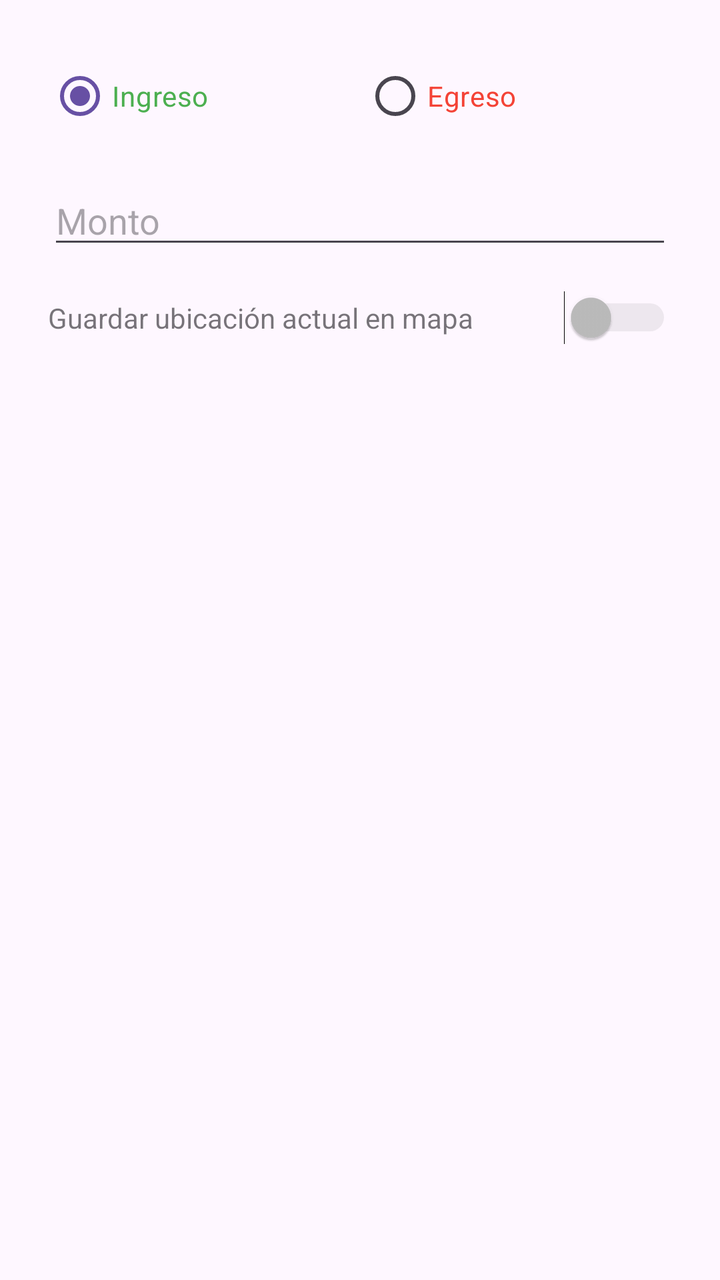
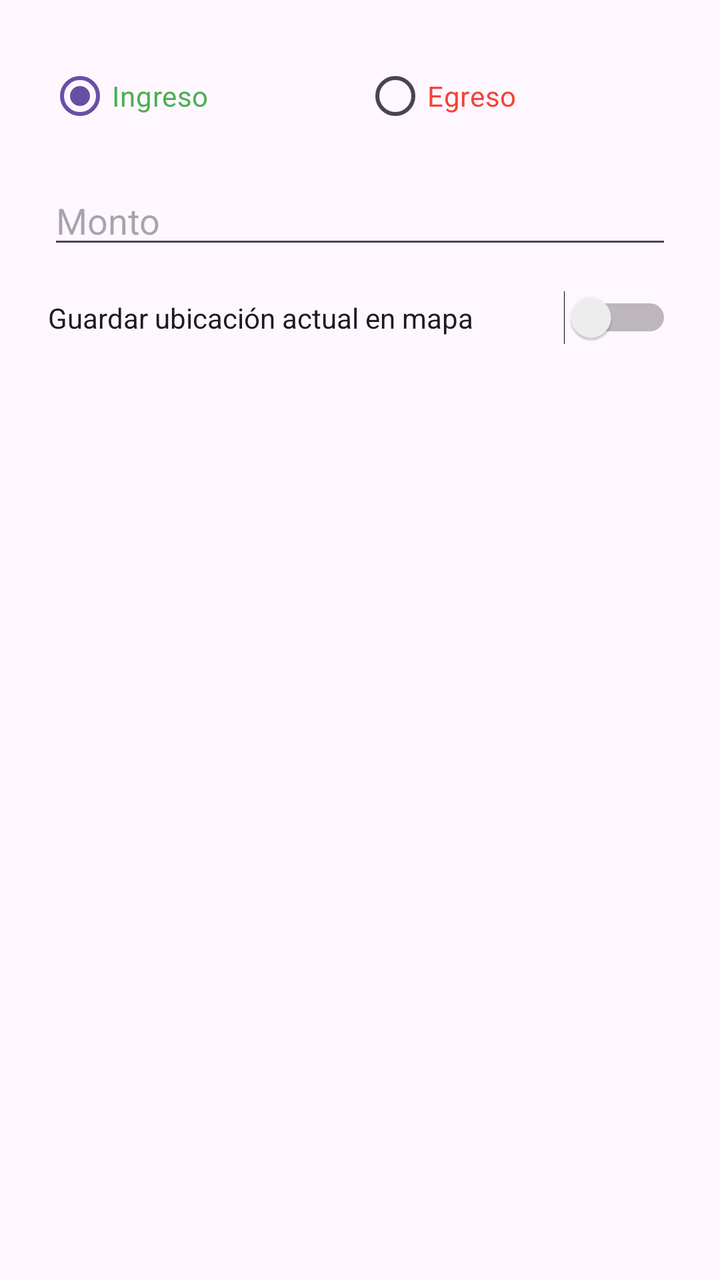

Before-and-after screenshots of an Android layout around one commit, followed by the original layout XML and the change that was made.
<!-- AndroidManifest.xml: application theme Theme.LocalCash -->
<!-- res/layout/dialog_agregar_movimiento.xml -->
<?xml version="1.0" encoding="utf-8"?>
<LinearLayout xmlns:android="http://schemas.android.com/apk/res/android"
    android:layout_width="match_parent"
    android:layout_height="wrap_content"
    android:orientation="vertical"
    android:padding="24dp">

    <RadioGroup
        android:id="@+id/rgTipoMovimiento"
        android:layout_width="match_parent"
        android:layout_height="wrap_content"
        android:orientation="horizontal"
        android:layout_marginBottom="16dp">

        <RadioButton
            android:id="@+id/rbIngreso"
            android:layout_width="wrap_content"
            android:layout_height="wrap_content"
            android:layout_weight="1"
            android:text="Ingreso"
            android:checked="true"
            android:textColor="#4CAF50"/>

        <RadioButton
            android:id="@+id/rbEgreso"
            android:layout_width="wrap_content"
            android:layout_height="wrap_content"
            android:layout_weight="1"
            android:text="Egreso"
            android:textColor="#F44336"/>
    </RadioGroup>

    <EditText
        android:id="@+id/etMontoMovimiento"
        android:layout_width="match_parent"
        android:layout_height="wrap_content"
        android:hint="Monto"
        android:inputType="numberDecimal"
        android:layout_marginBottom="16dp"/>

    <Switch
        android:id="@+id/swUbicacion"
        android:layout_width="match_parent"
        android:layout_height="wrap_content"
        android:text="Guardar ubicación actual en mapa"
        android:enabled="false" />
</LinearLayout>
<!-- resources referenced by this layout -->
<resources>
  <style name="Theme.LocalCash" parent="Base.Theme.LocalCash" />
  <style name="Base.Theme.LocalCash" parent="Theme.Material3.DayNight.NoActionBar">
          
          
      </style>
</resources>

<!-- the commit's change to res/layout/dialog_agregar_movimiento.xml (unified diff, before → after) -->
@@ -43,5 +43,5 @@
         android:layout_width="match_parent"
         android:layout_height="wrap_content"
         android:text="Guardar ubicación actual en mapa"
-        android:enabled="false" />
+        android:enabled="true" />
 </LinearLayout>
